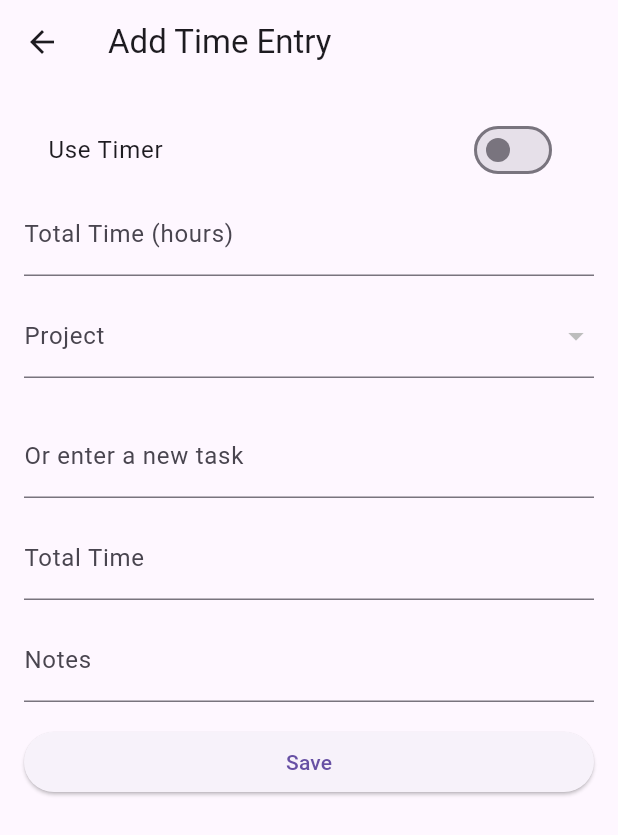
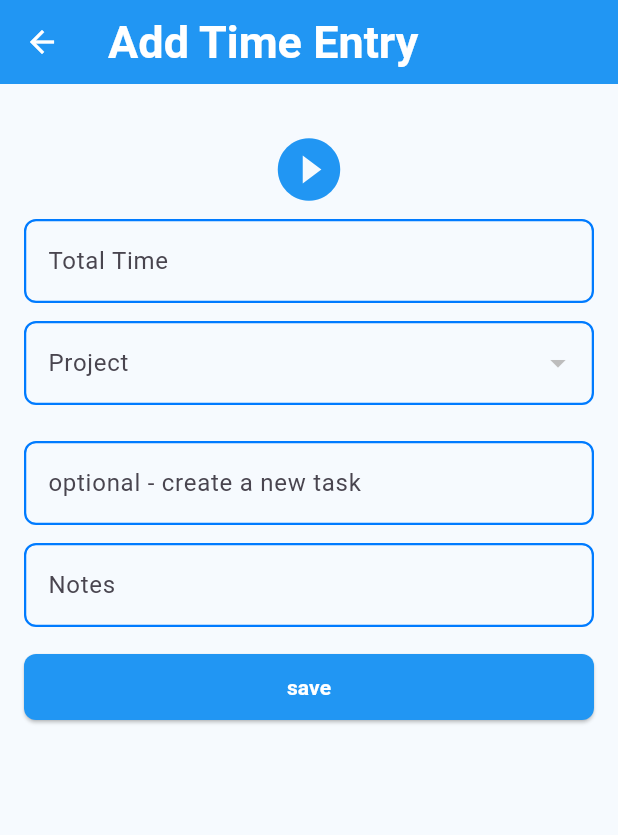
Before and after one commit to finesse-codes/time_tracker_app, a Flutter app: the screen it shows after launch, after a tap on the "add" icon, on a phone screen of 412 x 824 dp. Shown: the top 835 px of the screen. Run offline on Flutter 3.47's test engine with Material 3 defaults, Android fonts, the phone set to English and light mode, and no system bars; our stand-ins replace localstorage.

Commit message:
theme styling and reusable elements

```diff
--- a/lib/main.dart
+++ b/lib/main.dart
@@ -34,7 +34,36 @@ class MyApp extends StatelessWidget {
       child: MaterialApp(
         debugShowCheckedModeBanner: false,
         title: 'Time Tracker',
-        theme: ThemeData(primarySwatch: Colors.blue),
+        theme: ThemeData(
+          primarySwatch: Colors.blue,
+
+          scaffoldBackgroundColor: const Color.fromARGB(244, 246, 250, 254),
+          appBarTheme: const AppBarTheme(
+            backgroundColor: Colors.blue,
+            titleTextStyle: TextStyle(
+              color: Colors.white,
+              fontSize: 30,
+
+              fontWeight: FontWeight.bold,
+            ),
+
+            iconTheme: IconThemeData(color: Colors.white),
+          ),
+          bottomNavigationBarTheme: const BottomNavigationBarThemeData(
+            backgroundColor: Colors.blue, // whole nav bar background
+            selectedItemColor: Colors.white, // selected icon/text colour
+            unselectedItemColor: Colors.white70, // unselected icon/text
+            showUnselectedLabels:
+                true, // whether to show labels on inactive items
+            type: BottomNavigationBarType.fixed, // keeps all items visible
+          ),
+          floatingActionButtonTheme: const FloatingActionButtonThemeData(
+            backgroundColor: Colors.blue, // FAB background
+            foregroundColor: Colors.white, // Icon/text colour
+            elevation: 6, // Shadow
+            shape: CircleBorder(), // Rounded shape (default is circular anyway)
+          ),
+        ),
         home: const HomeScreen(),
       ),
     );
--- a/lib/screens/add_time_entry_screen.dart
+++ b/lib/screens/add_time_entry_screen.dart
@@ -1,5 +1,8 @@
 import 'package:flutter/material.dart';
 import 'package:provider/provider.dart';
+import 'package:time_tracker/utils/app_button.dart';
+import 'package:time_tracker/utils/app_dropdown.dart';
+import 'package:time_tracker/utils/app_text_field.dart';
 import '../models/time_model.dart';
 import '../models/task_model.dart';
 import '../provider/time_entry_provider.dart';
@@ -7,18 +10,14 @@ import '../provider/project_task_provider.dart';
 import 'dart:async';
 
 class AddTimeEntryScreen extends StatefulWidget {
-  // projectID and TaskId can be passed in, optionally
   final String? initialProjectId;
   final String? initialTaskId;
-  bool useTimer = false;
 
-  DateTime? _startTime;
-  DateTime? _endTime;
-  Timer? _timer;
-  Duration _elapsed = Duration.zero;
-  final _hoursController = TextEditingController();
-
-  AddTimeEntryScreen({super.key, this.initialProjectId, this.initialTaskId});
+  const AddTimeEntryScreen({
+    super.key,
+    this.initialProjectId,
+    this.initialTaskId,
+  });
 
   @override
   State<AddTimeEntryScreen> createState() => _AddTimeEntryScreenState();
@@ -26,14 +25,24 @@ class AddTimeEntryScreen extends StatefulWidget {
 
 class _AddTimeEntryScreenState extends State<AddTimeEntryScreen> {
   final _formKey = GlobalKey<FormState>();
+
+  // Project/task fields
   String? projectId;
   String? taskId;
+  final _newTaskController = TextEditingController();
+  final _notesController = TextEditingController();
+
+  // Time fields
   double totalTime = 0.0;
   String notes = '';
+  final _timeController = TextEditingController();
+
+  // Timer state
+  bool _useTimer = false;
   bool _isRunning = false;
   bool _isPaused = false;
-  final _newTaskController = TextEditingController();
-  final _timeController = TextEditingController();
+  Duration _elapsed = Duration.zero;
+  Timer? _timer;
 
   @override
   void initState() {
@@ -45,28 +54,31 @@ class _AddTimeEntryScreenState extends State<AddTimeEntryScreen> {
   @override
   void dispose() {
     _newTaskController.dispose();
+    _timeController.dispose();
+    _notesController.dispose();
+    _timer?.cancel();
     super.dispose();
   }
 
+  // ---------------- TIMER METHODS ----------------
   void _startTimer() {
-    if (_isRunning && !_isPaused) return; // already running
+    _timer?.cancel();
+    setState(() {
       _isRunning = true;
       _isPaused = false;
+    });
 
-    widget._timer?.cancel();
-    widget._timer = Timer.periodic(const Duration(seconds: 1), (timer) {
+    _timer = Timer.periodic(const Duration(seconds: 1), (_) {
       setState(() {
-        widget._elapsed = Duration(seconds: widget._elapsed.inSeconds + 1);
+        _elapsed = Duration(seconds: _elapsed.inSeconds + 1);
       });
     });
   }
 
   void _pauseTimer() {
     if (_isRunning && !_isPaused) {
-      widget._timer?.cancel();
-      setState(() {
-        _isPaused = true;
-      });
+      _timer?.cancel();
+      setState(() => _isPaused = true);
     }
   }
 
@@ -77,19 +89,22 @@ class _AddTimeEntryScreenState extends State<AddTimeEntryScreen> {
   }
 
   void _stopTimer() {
-    widget._timer?.cancel();
+    _timer?.cancel();
     setState(() {
       _isRunning = false;
       _isPaused = false;
     });
 
-    // convert elapsed time into hours (decimal)
-    final hours = widget._elapsed.inHours;
-    final minutes = widget._elapsed.inMinutes.remainder(60);
-
-    // Fill in total time automatically (with HH:mm format)
+    // Fill in total time in HH:mm for the time field
+    final hours = _elapsed.inHours;
+    final minutes = _elapsed.inMinutes.remainder(60);
     _timeController.text =
         '${hours.toString().padLeft(2, '0')}:${minutes.toString().padLeft(2, '0')}';
+
+    // update totalTime in hours
+    setState(() {
+      totalTime = _elapsed.inMinutes / 60.0;
+    });
   }
 
   String _formatDuration(Duration d) {
@@ -99,6 +114,7 @@ class _AddTimeEntryScreenState extends State<AddTimeEntryScreen> {
     return "$hours:$minutes:$seconds";
   }
 
+  // ---------------- BUILD ----------------
   @override
   Widget build(BuildContext context) {
     final projectProvider = Provider.of<ProjectTaskProvider>(context);
@@ -110,20 +126,69 @@ class _AddTimeEntryScreenState extends State<AddTimeEntryScreen> {
         child: ListView(
           padding: const EdgeInsets.all(16),
           children: [
-            // Switch between manual hours and timer
-            SwitchListTile(
-              title: const Text("Use Timer"),
-              value: widget.useTimer,
-              onChanged: (val) {
-                setState(() {
-                  widget.useTimer = val;
-                });
-              },
+            // ---------------- TIMER BUTTON ----------------
+            // ---------------- TIMER BUTTON ----------------
+            Column(
+              children: [
+                // Show elapsed time text if timer has ever started
+                if (_elapsed.inSeconds > 0 || _isRunning)
+                  Text(
+                    _formatDuration(_elapsed),
+                    style: TextStyle(
+                      fontSize: 60,
+                      color: Colors.blue.shade300,
+                      fontWeight: FontWeight.bold,
                     ),
-            // If using timer → show elapsed + start/stop
-            if (widget.useTimer) ...[
+                    textAlign: TextAlign.center,
+                  ),
+                const SizedBox(height: 8),
+                Row(
+                  mainAxisAlignment: MainAxisAlignment.center,
+                  children: [
+                    if (_isRunning && !_isPaused)
+                      // Only pause button while running
+                      IconButton(
+                        iconSize: 50,
+                        color: Colors.blue,
+                        icon: const Icon(Icons.pause_circle_filled),
+                        onPressed: _pauseTimer,
+                      )
+                    else if (_isPaused)
+                      // Resume + Stop when paused
+                      Row(
+                        children: [
+                          IconButton(
+                            iconSize: 50,
+                            color: Colors.blue,
+                            icon: const Icon(Icons.play_circle_fill_outlined),
+                            onPressed: _resumeTimer,
+                          ),
+                          const SizedBox(width: 12),
+                          IconButton(
+                            iconSize: 50,
+                            color: Colors.blue,
+                            icon: const Icon(Icons.stop_circle_outlined),
+                            onPressed: _stopTimer,
+                          ),
+                        ],
+                      )
+                    else
+                      // Initial state → show start button
+                      IconButton(
+                        iconSize: 50,
+                        color: Colors.blue,
+                        icon: const Icon(Icons.play_circle_fill_outlined),
+                        onPressed: _startTimer,
+                      ),
+                  ],
+                ),
+              ],
+            ),
+
+            // ---------------- TIMER DISPLAY ----------------
+            if (_useTimer) ...[
               Text(
-                _formatDuration(widget._elapsed),
+                _formatDuration(_elapsed),
                 style: const TextStyle(
                   fontSize: 32,
                   fontWeight: FontWeight.bold,
@@ -162,141 +227,120 @@ class _AddTimeEntryScreenState extends State<AddTimeEntryScreen> {
                   ],
                 ],
               ),
+              const SizedBox(height: 12),
             ] else ...[
-              // Manual time entry
-              TextFormField(
-                controller: widget._hoursController,
-                decoration: const InputDecoration(
-                  labelText: 'Total Time (hours)',
-                ),
-                keyboardType: const TextInputType.numberWithOptions(
-                  decimal: true,
-                ),
+              // ---------------- MANUAL TIME ENTRY ----------------
+              AppTextField(
+                controller: _timeController,
+                label: 'Total Time',
+                hintText: 'e.g. 1:30 for 1 hour 30 minutes',
+                keyboardType: TextInputType.text,
                 validator: (value) {
-                  if (!widget.useTimer) {
+                  if (!_useTimer) {
                     if (value == null || value.isEmpty) {
                       return 'Enter time spent';
                     }
-                    if (double.tryParse(value) == null) {
-                      return 'Enter a valid number';
+                    final parts = value.split(':');
+                    if (parts.length != 2) return 'Use HH:mm format';
+                    final hours = int.tryParse(parts[0]);
+                    final minutes = int.tryParse(parts[1]);
+                    if (hours == null || minutes == null || minutes >= 60) {
+                      return 'Enter a valid time (e.g. 2:15)';
                     }
                   }
                   return null;
                 },
                 onSaved: (value) {
-                  if (!widget.useTimer) {
-                    totalTime = double.parse(value!);
+                  if (!_useTimer) {
+                    final parts = value!.split(':');
+                    final hours = int.parse(parts[0]);
+                    final minutes = int.parse(parts[1]);
+                    totalTime = hours + minutes / 60.0;
                   }
                 },
               ),
+              const SizedBox(height: 12),
             ],
-            const SizedBox(height: 12),
-            // Project dropdown
-            DropdownButtonFormField<String>(
+
+            // ---------------- PROJECT DROPDOWN ----------------
+            AppDropdown(
               initialValue: projectId,
-              items: projectProvider.projects.map((project) {
-                return DropdownMenuItem(
-                  value: project.id,
-                  child: Text(project.name),
-                );
-              }).toList(),
-              onChanged: (value) {
+              items: projectProvider.projects
+                  .map(
+                    (p) => DropdownMenuItem(
+                      value: p.id,
+                      child: Text(p.name, overflow: TextOverflow.ellipsis),
+                    ),
+                  )
+                  .toList(),
+              onChanged: (val) {
                 setState(() {
-                  projectId = value;
+                  projectId = val;
                   taskId = null;
                   _newTaskController.clear();
                 });
               },
-              validator: (value) => value == null ? 'Select a project' : null,
-              decoration: const InputDecoration(labelText: 'Project'),
+              validator: (val) => val == null ? 'Select a project' : null,
+              label: 'Project',
             ),
 
             const SizedBox(height: 12),
 
-            // Task dropdown (optional)
+            // ---------------- TASK DROPDOWN ----------------
             if (projectId != null)
-              DropdownButtonFormField<String>(
+              AppDropdown(
                 initialValue: taskId,
                 items: projectProvider
                     .getTasksForProject(projectId!)
                     .map(
-                      (task) => DropdownMenuItem(
-                        value: task.id,
-                        child: Text(task.name),
+                      (t) => DropdownMenuItem(
+                        value: t.id,
+                        child: Text(t.name, overflow: TextOverflow.ellipsis),
                       ),
                     )
                     .toList(),
-                onChanged: (value) {
+                onChanged: (val) {
                   setState(() {
-                    taskId = value;
+                    taskId = val;
                     _newTaskController.clear();
                   });
                 },
-                decoration: const InputDecoration(
-                  labelText: 'Select an existing task (optional)',
-                ),
+                label: 'Select an existing task (optional)',
               ),
 
             const SizedBox(height: 12),
 
-            // New task input
-            TextFormField(
+            // ---------------- NEW TASK INPUT ----------------
+            AppTextField(
               controller: _newTaskController,
-              decoration: const InputDecoration(
-                labelText: 'Or enter a new task',
-              ),
-              onChanged: (value) {
-                if (value.isNotEmpty) {
-                  setState(() {
-                    taskId = null; // clear selection if typing new task
-                  });
+              label: 'optional - create a new task',
+              onChanged: (val) {
+                if (val.isNotEmpty) {
+                  setState(() => taskId = null);
                 }
               },
+              hintText: 'new task',
             ),
 
             const SizedBox(height: 12),
 
-            // Time
-            TextFormField(
-              controller: _timeController,
-              decoration: const InputDecoration(
-                labelText: 'Total Time',
-                hintText: 'e.g. 1:30 for 1 hour 30 minutes',
-              ),
-              keyboardType: TextInputType.text,
-              validator: (value) {
-                if (value == null || value.isEmpty) return 'Enter time spent';
-                final parts = value.split(':');
-                if (parts.length != 2) return 'Use HH:mm format';
-                final hours = int.tryParse(parts[0]);
-                final minutes = int.tryParse(parts[1]);
-                if (hours == null || minutes == null || minutes >= 60) {
-                  return 'Enter a valud time (e.g. 2:15)';
-                }
-                return null;
-              },
-
-              onSaved: (value) {
-                final parts = value!.split(':');
-                final hours = int.parse(parts[0]);
-                final minutes = int.parse(parts[1]);
-                totalTime = hours + (minutes / 60.0); // store as decimal
-              },
-            ),
-
-            const SizedBox(height: 12),
-
-            // Notes
-            TextFormField(
-              decoration: const InputDecoration(labelText: 'Notes'),
-              onSaved: (value) => notes = value ?? '',
+            // ---------------- NOTES ----------------
+            AppTextField(
+              label: 'Notes',
+              controller: _notesController,
+              onSaved: (val) => notes = val ?? '',
             ),
 
             const SizedBox(height: 16),
 
-            ElevatedButton(
+            // ---------------- SAVE BUTTON ----------------
+            AppButton(
+              text: "save",
+              variant: ButtonVariant.solid,
+              type: ButtonType.primary,
               onPressed: () {
-                if (_formKey.currentState!.validate()) {
+                if (!_formKey.currentState!.validate()) return;
+
                 if (projectId == null) {
                   ScaffoldMessenger.of(context).showSnackBar(
                     const SnackBar(content: Text('Please select a project')),
@@ -304,7 +348,9 @@ class _AddTimeEntryScreenState extends State<AddTimeEntryScreen> {
                   return;
                 }
 
-                  // Either use selected task or create new task
+                _formKey.currentState!.save();
+
+                // Determine final task
                 String finalTaskId;
                 if (_newTaskController.text.trim().isNotEmpty) {
                   final newTask = Task(
@@ -327,12 +373,8 @@ class _AddTimeEntryScreenState extends State<AddTimeEntryScreen> {
                   return;
                 }
 
-                  _formKey.currentState!.save();
-
-                  // If timer mode -> derive hours from elapsed
-                  if (widget.useTimer) {
-                    totalTime = widget._elapsed.inMinutes / 60.0;
-                  }
+                // Timer mode → derive hours from elapsed
+                if (_useTimer) totalTime = _elapsed.inMinutes / 60.0;
 
                 Provider.of<TimeEntryProvider>(
                   context,
@@ -350,9 +392,7 @@ class _AddTimeEntryScreenState extends State<AddTimeEntryScreen> {
                 );
 
                 Navigator.pop(context);
-                }
               },
-              child: const Text('Save'),
             ),
           ],
         ),
--- /dev/null
+++ b/lib/utils/app_button.dart
@@ -0,0 +1,81 @@
+import 'package:flutter/material.dart';
+
+enum ButtonVariant { solid, outline }
+
+enum ButtonType { primary, secondary, danger }
+
+enum ButtonThemeMode { light, dark }
+
+class AppButton extends StatelessWidget {
+  final String text;
+  final VoidCallback onPressed;
+  final ButtonVariant variant;
+  final ButtonType type;
+  final ButtonThemeMode themeMode;
+  final bool fullWidth;
+
+  const AppButton({
+    super.key,
+    required this.text,
+    required this.onPressed,
+    this.variant = ButtonVariant.solid,
+    this.type = ButtonType.primary,
+    this.themeMode = ButtonThemeMode.light,
+    this.fullWidth = false,
+  });
+
+  Color _getColor() {
+    switch (type) {
+      case ButtonType.primary:
+        return Colors.blue;
+      case ButtonType.secondary:
+        return Colors.grey;
+      case ButtonType.danger:
+        return Colors.red;
+    }
+  }
+
+  @override
+  Widget build(BuildContext context) {
+    final color = _getColor();
+    final isSolid = variant == ButtonVariant.solid;
+
+    final textColor = isSolid
+        ? Colors.white
+        : (themeMode == ButtonThemeMode.dark ? Colors.white : color);
+
+    final buttonChild = Text(
+      text,
+      style: TextStyle(color: textColor, fontWeight: FontWeight.w600),
+    );
+
+    final ButtonStyle style = ButtonStyle(
+      padding: WidgetStateProperty.all(
+        const EdgeInsets.symmetric(horizontal: 20, vertical: 12),
+      ),
+      shape: WidgetStateProperty.all(
+        RoundedRectangleBorder(borderRadius: BorderRadius.circular(8)),
+      ),
+    );
+
+    final button = isSolid
+        ? ElevatedButton(
+            style: style.copyWith(
+              backgroundColor: WidgetStateProperty.all(color),
+              foregroundColor: WidgetStateProperty.all(textColor),
+            ),
+            onPressed: onPressed,
+            child: buttonChild,
+          )
+        : OutlinedButton(
+            style: style.copyWith(
+              foregroundColor: WidgetStateProperty.all(textColor),
+              side: WidgetStateProperty.all(BorderSide(color: color, width: 2)),
+            ),
+            onPressed: onPressed,
+            child: buttonChild,
+          );
+
+    return fullWidth ? SizedBox(width: double.infinity, child: button) : button;
+  }
+}
--- /dev/null
+++ b/lib/utils/app_dropdown.dart
@@ -0,0 +1,49 @@
+import 'package:flutter/material.dart';
+
+const Color primaryBlue = Color(0xFF007BFF);
+
+class AppDropdown<T> extends StatelessWidget {
+  final String label;
+  final String? hintText;
+  final T? initialValue;
+  final List<DropdownMenuItem<T>> items;
+  final void Function(T?)? onChanged;
+  final String? Function(T?)? validator;
+  final void Function(T?)? onSaved;
+
+  const AppDropdown({
+    super.key,
+    required this.label,
+    required this.items,
+    this.initialValue,
+    this.onChanged,
+    this.validator,
+    this.onSaved,
+    this.hintText,
+  });
+
+  @override
+  Widget build(BuildContext context) {
+    return DropdownButtonFormField<T>(
+      initialValue: initialValue,
+      isExpanded: true,
+      items: items,
+      onChanged: onChanged,
+      validator: validator,
+      onSaved: onSaved,
+      decoration: InputDecoration(
+        labelText: label,
+        hintText: hintText,
+        border: OutlineInputBorder(borderRadius: BorderRadius.circular(8)),
+        enabledBorder: OutlineInputBorder(
+          borderRadius: BorderRadius.circular(8),
+          borderSide: BorderSide(color: primaryBlue, width: 1.5),
+        ),
+        focusedBorder: OutlineInputBorder(
+          borderRadius: BorderRadius.circular(8),
+          borderSide: BorderSide(color: primaryBlue, width: 2),
+        ),
+      ),
+    );
+  }
+}
--- /dev/null
+++ b/lib/utils/app_text_field.dart
@@ -0,0 +1,98 @@
+import 'package:flutter/material.dart';
+
+// Example primary color
+const Color primaryBlue = Color(0xFF007BFF);
+
+class AppTextField extends StatefulWidget {
+  final String label;
+  final String? hintText;
+  final TextEditingController controller;
+  final String? Function(String?)? validator;
+  final void Function(String?)? onSaved;
+  final bool obscureText;
+  final TextInputType keyboardType;
+  final IconData? prefixIcon;
+  final IconData? suffixIcon;
+  final VoidCallback? onSuffixTap;
+  final bool fullWidth;
+  final void Function(String)? onChanged;
+
+  const AppTextField({
+    super.key,
+    required this.label,
+    required this.controller,
+    this.hintText,
+    this.validator,
+    this.onSaved,
+    this.obscureText = false,
+    this.keyboardType = TextInputType.text,
+    this.prefixIcon,
+    this.suffixIcon,
+    this.onSuffixTap,
+    this.fullWidth = true,
+    this.onChanged,
+  });
+
+  @override
+  State<AppTextField> createState() => _AppTextFieldState();
+}
+
+class _AppTextFieldState extends State<AppTextField> {
+  late FocusNode _focusNode;
+
+  @override
+  void initState() {
+    super.initState();
+    _focusNode = FocusNode();
+    _focusNode.addListener(() {
+      setState(() {}); // Rebuild to update hint color when focused
+    });
+  }
+
+  @override
+  void dispose() {
+    _focusNode.dispose();
+    super.dispose();
+  }
+
+  @override
+  Widget build(BuildContext context) {
+    return SizedBox(
+      width: widget.fullWidth ? double.infinity : null,
+      child: TextFormField(
+        controller: widget.controller,
+        validator: widget.validator,
+        onSaved: widget.onSaved,
+        obscureText: widget.obscureText,
+        keyboardType: widget.keyboardType,
+        onChanged: widget.onChanged,
+        focusNode: _focusNode,
+        decoration: InputDecoration(
+          labelText: widget.label,
+          hintText: widget.hintText,
+          hintStyle: TextStyle(
+            color: _focusNode.hasFocus ? primaryBlue : Colors.grey,
+          ),
+          border: OutlineInputBorder(borderRadius: BorderRadius.circular(8)),
+          enabledBorder: OutlineInputBorder(
+            borderRadius: BorderRadius.circular(8),
+            borderSide: BorderSide(color: primaryBlue, width: 1.5),
+          ),
+          focusedBorder: OutlineInputBorder(
+            borderRadius: BorderRadius.circular(8),
+            borderSide: BorderSide(color: primaryBlue, width: 2),
+          ),
+          prefixIcon: widget.prefixIcon != null
+              ? Icon(widget.prefixIcon, color: primaryBlue)
+              : null,
+          suffixIcon: widget.suffixIcon != null
+              ? GestureDetector(
+                  onTap: widget.onSuffixTap,
+                  child: Icon(widget.suffixIcon, color: primaryBlue),
+                )
+              : null,
+        ),
+      ),
+    );
+  }
+}
```
Also changed, not shown: lib/screens/add_project_screen.dart (+18 -93 lines), 1 other file. Lines whose indentation alone changed are shown as unchanged.
